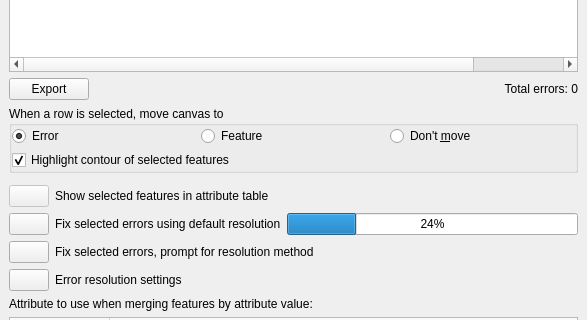
Qt form src/plugins/geometry_checker/qgsgeometrycheckerresulttab.ui (carsmie/QGIS) before a commit; both pictures show x 0 to 587 and y 89 to 409 of the 587 by 548 pixel window.
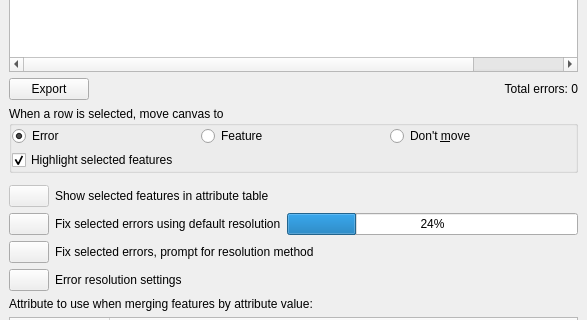
The same form after that commit. Icons and pictures are not drawn.

Commit message: change parameter label

Diff of the .ui file:
```diff
--- a/src/plugins/geometry_checker/qgsgeometrycheckerresulttab.ui
+++ b/src/plugins/geometry_checker/qgsgeometrycheckerresulttab.ui
@@ -114,7 +114,7 @@
           <item row="1" column="0" colspan="3">
            <widget class="QCheckBox" name="checkBoxHighlight">
             <property name="text">
-             <string>Highlight contour of selected features</string>
+             <string>Highlight selected features</string>
             </property>
             <property name="checked">
              <bool>true</bool>
```
